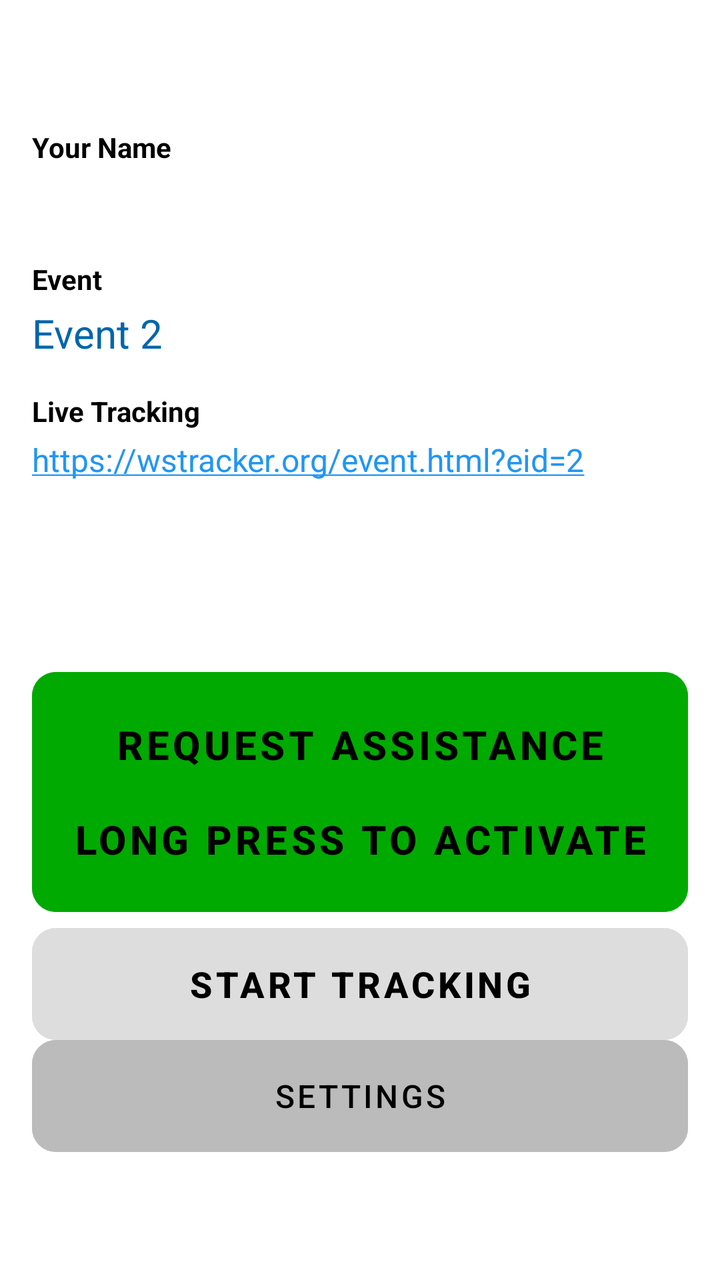
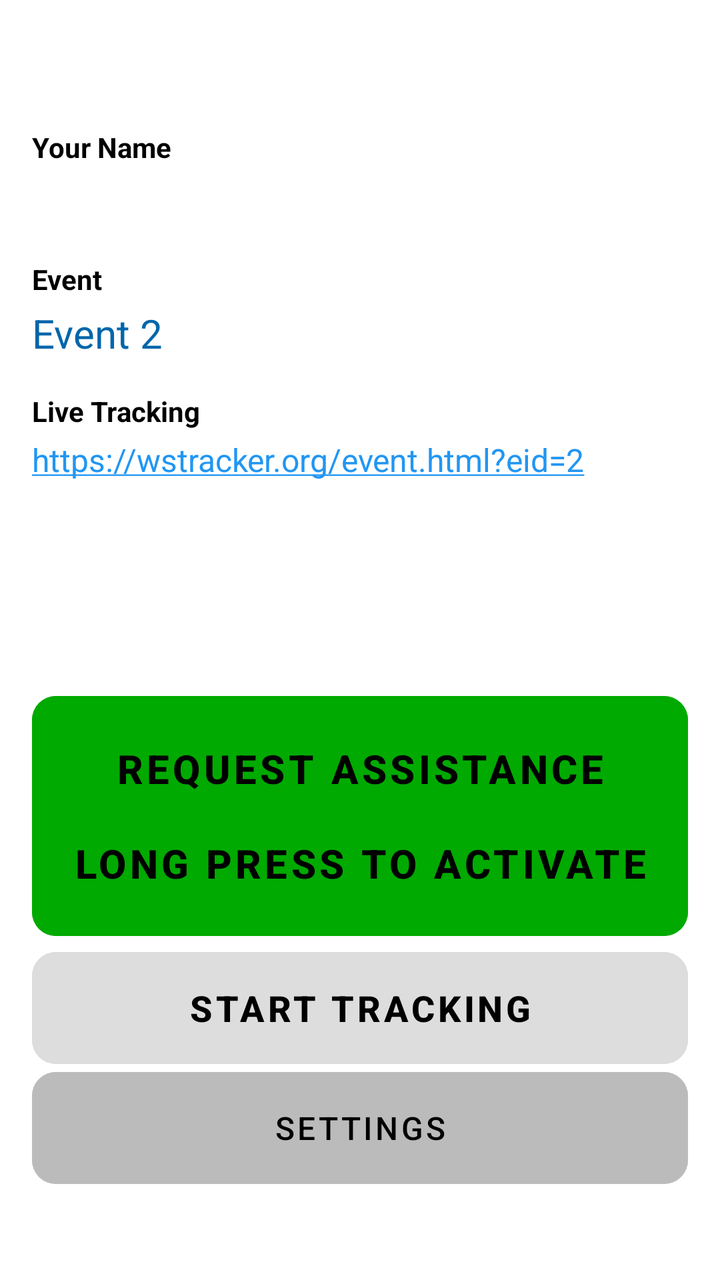

Screens rendered from an Android XML layout before and after an edit, with the pre-edit source and the edit as a unified diff.
<!-- AndroidManifest.xml: application theme Theme.WindsurferTracker -->
<!-- res/layout/activity_main.xml -->
<?xml version="1.0" encoding="utf-8"?>
<androidx.constraintlayout.widget.ConstraintLayout 
    xmlns:android="http://schemas.android.com/apk/res/android"
    xmlns:app="http://schemas.android.com/apk/res-auto"
    xmlns:tools="http://schemas.android.com/tools"
    android:layout_width="match_parent"
    android:layout_height="match_parent"
    android:padding="16dp"
    android:background="#FFFFFF"
    tools:context=".MainActivity">

    <ScrollView
        android:id="@+id/contentScroll"
        android:layout_width="match_parent"
        android:layout_height="0dp"
        android:fillViewport="false"
        app:layout_constraintTop_toTopOf="parent"
        app:layout_constraintBottom_toTopOf="@id/btnAssist">

    <LinearLayout
        android:layout_width="match_parent"
        android:layout_height="wrap_content"
        android:orientation="vertical">

    
    <LinearLayout
        android:id="@+id/configGroup"
        android:layout_width="match_parent"
        android:layout_height="wrap_content"
        android:orientation="vertical">

        
        <Space
            android:layout_width="match_parent"
            android:layout_height="40dp" />

        
        <TextView
            android:id="@+id/tvIdleStatus"
            android:layout_width="wrap_content"
            android:layout_height="wrap_content"
            android:text="IDLE"
            android:textStyle="bold"
            android:textSize="28sp"
            android:textColor="#FF8800"
            android:layout_marginBottom="8dp"
            android:visibility="gone" />

        
        <TextView
            android:layout_width="wrap_content"
            android:layout_height="wrap_content"
            android:text="@string/your_name_label"
            android:textStyle="bold"
            android:textSize="14sp"
            android:textColor="#000000"
            android:layout_marginTop="8dp"
            android:layout_marginBottom="4dp" />

        
        <TextView
            android:id="@+id/tvIdleSailorName"
            android:layout_width="wrap_content"
            android:layout_height="wrap_content"
            android:text=""
            android:textSize="20sp"
            android:textColor="#000000"
            android:layout_marginBottom="8dp" />

        
        <TextView
            android:layout_width="wrap_content"
            android:layout_height="wrap_content"
            android:text="Event"
            android:textStyle="bold"
            android:textSize="14sp"
            android:textColor="#000000"
            android:layout_marginTop="8dp"
            android:layout_marginBottom="4dp" />

        
        <TextView
            android:id="@+id/tvIdleEventName"
            android:layout_width="wrap_content"
            android:layout_height="wrap_content"
            android:text="Event 2"
            android:textSize="20sp"
            android:textColor="#0066AA"
            android:layout_marginBottom="8dp" />

        
        <TextView
            android:layout_width="wrap_content"
            android:layout_height="wrap_content"
            android:text="Live Tracking"
            android:textStyle="bold"
            android:textSize="14sp"
            android:textColor="#000000"
            android:layout_marginTop="8dp"
            android:layout_marginBottom="4dp" />

        
        <TextView
            android:id="@+id/tvLiveTrackingLink"
            android:layout_width="wrap_content"
            android:layout_height="wrap_content"
            android:text="https://wstracker.org/event.html?eid=2"
            android:autoLink="web"
            android:textColor="#2196F3"
            android:textColorLink="#2196F3"
            android:linksClickable="true"
            android:textSize="16sp"
            android:layout_marginBottom="8dp" />

        

    </LinearLayout>

    
    <LinearLayout
        android:id="@+id/statusGroup"
        android:layout_width="match_parent"
        android:layout_height="wrap_content"
        android:orientation="vertical"
        android:visibility="gone"
        android:background="#FFFFFF"
        android:padding="8dp">

        
        <Space
            android:layout_width="match_parent"
            android:layout_height="24dp" />

        
        <TextView
            android:id="@+id/tvEventName"
            android:layout_width="wrap_content"
            android:layout_height="wrap_content"
            android:text="---"
            android:textSize="18sp"
            android:textColor="#0066AA"
            android:textStyle="bold"
            android:layout_marginBottom="8dp" />

        
        <LinearLayout
            android:layout_width="wrap_content"
            android:layout_height="wrap_content"
            android:orientation="horizontal"
            android:layout_marginBottom="8dp">

            <TextView
                android:id="@+id/tvSailorId"
                android:layout_width="wrap_content"
                android:layout_height="wrap_content"
                android:text=""
                android:textSize="14sp"
                android:textColor="#888888"
                android:layout_marginEnd="8dp" />
        </LinearLayout>

        <TextView
            android:layout_width="wrap_content"
            android:layout_height="wrap_content"
            android:text="Position"
            android:textSize="14sp"
            android:textColor="#444444"
            android:textStyle="bold" />

        <TextView
            android:id="@+id/tvPosition"
            android:layout_width="match_parent"
            android:layout_height="wrap_content"
            android:text="---.-----°\n---.-----°"
            android:textSize="18sp"
            android:textColor="#000000"
            android:maxLines="2" />

        <LinearLayout
            android:layout_width="match_parent"
            android:layout_height="wrap_content"
            android:layout_marginTop="16dp"
            android:orientation="horizontal">

            <LinearLayout
                android:layout_width="0dp"
                android:layout_height="wrap_content"
                android:layout_weight="1"
                android:orientation="vertical">

                <TextView
                    android:layout_width="wrap_content"
                    android:layout_height="wrap_content"
                    android:text="Speed (kn)"
                    android:textSize="14sp"
                    android:textColor="#444444"
                    android:textStyle="bold" />

                <TextView
                    android:id="@+id/tvSpeed"
                    android:layout_width="match_parent"
                    android:layout_height="wrap_content"
                    android:text="--"
                    android:textSize="28sp"
                    android:textColor="#000000"
                    android:fontFamily="monospace"
                    android:maxLines="1"
                    android:autoSizeTextType="uniform"
                    android:autoSizeMinTextSize="14sp"
                    android:autoSizeMaxTextSize="28sp"
                    android:autoSizeStepGranularity="1sp" />
            </LinearLayout>

            <LinearLayout
                android:layout_width="0dp"
                android:layout_height="wrap_content"
                android:layout_weight="1"
                android:orientation="vertical">

                <TextView
                    android:layout_width="wrap_content"
                    android:layout_height="wrap_content"
                    android:text="Course"
                    android:textSize="14sp"
                    android:textColor="#444444"
                    android:textStyle="bold" />

                <TextView
                    android:id="@+id/tvHeading"
                    android:layout_width="match_parent"
                    android:layout_height="wrap_content"
                    android:text="---°"
                    android:textSize="28sp"
                    android:textColor="#000000"
                    android:fontFamily="monospace"
                    android:maxLines="1"
                    android:autoSizeTextType="uniform"
                    android:autoSizeMinTextSize="14sp"
                    android:autoSizeMaxTextSize="28sp"
                    android:autoSizeStepGranularity="1sp" />
            </LinearLayout>

            <LinearLayout
                android:layout_width="0dp"
                android:layout_height="wrap_content"
                android:layout_weight="1"
                android:orientation="vertical">

                <TextView
                    android:layout_width="wrap_content"
                    android:layout_height="wrap_content"
                    android:text="Dist (km)"
                    android:textSize="14sp"
                    android:textColor="#444444"
                    android:textStyle="bold" />

                <TextView
                    android:id="@+id/tvDistance"
                    android:layout_width="match_parent"
                    android:layout_height="wrap_content"
                    android:text="--"
                    android:textSize="28sp"
                    android:textColor="#000000"
                    android:fontFamily="monospace"
                    android:maxLines="1"
                    android:autoSizeTextType="uniform"
                    android:autoSizeMinTextSize="14sp"
                    android:autoSizeMaxTextSize="28sp"
                    android:autoSizeStepGranularity="1sp" />
            </LinearLayout>
        </LinearLayout>

        <LinearLayout
            android:layout_width="match_parent"
            android:layout_height="wrap_content"
            android:layout_marginTop="16dp"
            android:orientation="horizontal">

            <LinearLayout
                android:layout_width="0dp"
                android:layout_height="wrap_content"
                android:layout_weight="1"
                android:orientation="vertical">

                <TextView
                    android:layout_width="wrap_content"
                    android:layout_height="wrap_content"
                    android:text="Connection"
                    android:textSize="14sp"
                    android:textColor="#444444"
                    android:textStyle="bold" />

                <TextView
                    android:id="@+id/tvAckRate"
                    android:layout_width="match_parent"
                    android:layout_height="wrap_content"
                    android:text="--%"
                    android:textSize="22sp"
                    android:textColor="#008800"
                    android:maxLines="1"
                    android:autoSizeTextType="uniform"
                    android:autoSizeMinTextSize="12sp"
                    android:autoSizeMaxTextSize="22sp"
                    android:autoSizeStepGranularity="1sp" />
            </LinearLayout>

            <LinearLayout
                android:layout_width="0dp"
                android:layout_height="wrap_content"
                android:layout_weight="1"
                android:orientation="vertical">

                <TextView
                    android:layout_width="wrap_content"
                    android:layout_height="wrap_content"
                    android:text="Last ACK"
                    android:textSize="14sp"
                    android:textColor="#444444"
                    android:textStyle="bold" />

                <TextView
                    android:id="@+id/tvLastAck"
                    android:layout_width="match_parent"
                    android:layout_height="wrap_content"
                    android:text="--"
                    android:textSize="15sp"
                    android:textColor="#000000"
                    android:maxLines="1"
                    android:autoSizeTextType="uniform"
                    android:autoSizeMinTextSize="10sp"
                    android:autoSizeMaxTextSize="15sp"
                    android:autoSizeStepGranularity="1sp" />
            </LinearLayout>

            <LinearLayout
                android:layout_width="0dp"
                android:layout_height="wrap_content"
                android:layout_weight="1"
                android:orientation="vertical">

                <TextView
                    android:layout_width="wrap_content"
                    android:layout_height="wrap_content"
                    android:text="Updated"
                    android:textSize="14sp"
                    android:textColor="#444444"
                    android:textStyle="bold" />

                <TextView
                    android:id="@+id/tvLastUpdate"
                    android:layout_width="match_parent"
                    android:layout_height="wrap_content"
                    android:text="--:--:--"
                    android:textSize="15sp"
                    android:textColor="#000000"
                    android:maxLines="1"
                    android:autoSizeTextType="uniform"
                    android:autoSizeMinTextSize="10sp"
                    android:autoSizeMaxTextSize="15sp"
                    android:autoSizeStepGranularity="1sp" />
            </LinearLayout>
        </LinearLayout>

        
        <TextView
            android:layout_width="wrap_content"
            android:layout_height="wrap_content"
            android:text="Live Tracking"
            android:textStyle="bold"
            android:textSize="14sp"
            android:textColor="#444444"
            android:layout_marginTop="16dp"
            android:layout_marginBottom="4dp" />

        <TextView
            android:id="@+id/tvLiveTrackingLinkActive"
            android:layout_width="wrap_content"
            android:layout_height="wrap_content"
            android:text="https://wstracker.org/event.html?eid=2"
            android:autoLink="web"
            android:textColor="#2196F3"
            android:textColorLink="#2196F3"
            android:linksClickable="true"
            android:textSize="14sp" />

    </LinearLayout>

    </LinearLayout>
    </ScrollView>

    
    <com.google.android.material.button.MaterialButton
        android:id="@+id/btnAssist"
        style="@style/Widget.MaterialComponents.Button.UnelevatedButton"
        android:layout_width="match_parent"
        android:layout_height="120dp"
        android:text="REQUEST ASSISTANCE\n\nLong press to activate"
        android:textSize="20sp"
        android:textStyle="bold"
        android:textColor="#000000"
        android:backgroundTint="#00AA00"
        android:gravity="center"
        android:insetTop="0dp"
        android:insetBottom="0dp"
        android:layout_marginBottom="8dp"
        app:cornerRadius="12dp"
        app:layout_constraintBottom_toTopOf="@id/btnStartStop" />

    
    <com.google.android.material.button.MaterialButton
        android:id="@+id/btnStartStop"
        style="@style/Widget.MaterialComponents.Button.UnelevatedButton"
        android:layout_width="match_parent"
        android:layout_height="wrap_content"
        android:minHeight="56dp"
        android:text="Start Tracking"
        android:textSize="18sp"
        android:textStyle="bold"
        android:textColor="#000000"
        android:backgroundTint="#DDDDDD"
        android:insetTop="0dp"
        android:insetBottom="0dp"
        app:cornerRadius="12dp"
        app:layout_constraintBottom_toTopOf="@id/btnSettings" />

    
    <com.google.android.material.button.MaterialButton
        android:id="@+id/btnSettings"
        style="@style/Widget.MaterialComponents.Button.UnelevatedButton"
        android:layout_width="match_parent"
        android:layout_height="wrap_content"
        android:minHeight="56dp"
        android:layout_marginBottom="48dp"
        android:text="Settings"
        android:textSize="16sp"
        android:textColor="#000000"
        android:backgroundTint="#BBBBBB"
        android:insetTop="0dp"
        android:insetBottom="0dp"
        app:cornerRadius="12dp"
        app:layout_constraintBottom_toBottomOf="parent" />

</androidx.constraintlayout.widget.ConstraintLayout>
<!-- resources referenced by this layout -->
<resources>
  <string name="your_name_label">Your Name</string>
  <style name="Theme.WindsurferTracker" parent="Theme.Material3.DayNight.NoActionBar">
          <item name="colorPrimary">@color/primary</item>
          <item name="colorPrimaryVariant">@color/primary_dark</item>
          <item name="colorOnPrimary">@android:color/white</item>
      </style>
  <color name="primary">#1976D2</color>
  <color name="primary_dark">#1565C0</color>
</resources>

<!-- the commit's change to res/layout/activity_main.xml (unified diff, before → after) -->
@@ -1,10 +1,11 @@
 <?xml version="1.0" encoding="utf-8"?>
-<androidx.constraintlayout.widget.ConstraintLayout 
+<LinearLayout
     xmlns:android="http://schemas.android.com/apk/res/android"
     xmlns:app="http://schemas.android.com/apk/res-auto"
     xmlns:tools="http://schemas.android.com/tools"
     android:layout_width="match_parent"
     android:layout_height="match_parent"
+    android:orientation="vertical"
     android:padding="16dp"
     android:background="#FFFFFF"
     tools:context=".MainActivity">
@@ -13,9 +14,8 @@
         android:id="@+id/contentScroll"
         android:layout_width="match_parent"
         android:layout_height="0dp"
-        android:fillViewport="false"
-        app:layout_constraintTop_toTopOf="parent"
-        app:layout_constraintBottom_toTopOf="@id/btnAssist">
+        android:layout_weight="1"
+        android:fillViewport="false">
 
     <LinearLayout
         android:layout_width="match_parent"
@@ -403,8 +403,7 @@
         android:insetTop="0dp"
         android:insetBottom="0dp"
         android:layout_marginBottom="8dp"
-        app:cornerRadius="12dp"
-        app:layout_constraintBottom_toTopOf="@id/btnStartStop" />
+        app:cornerRadius="12dp" />
 
     
     <com.google.android.material.button.MaterialButton
@@ -420,8 +419,8 @@
         android:backgroundTint="#DDDDDD"
         android:insetTop="0dp"
         android:insetBottom="0dp"
-        app:cornerRadius="12dp"
-        app:layout_constraintBottom_toTopOf="@id/btnSettings" />
+        android:layout_marginBottom="4dp"
+        app:cornerRadius="12dp" />
 
     
     <com.google.android.material.button.MaterialButton
@@ -430,14 +429,13 @@
         android:layout_width="match_parent"
         android:layout_height="wrap_content"
         android:minHeight="56dp"
-        android:layout_marginBottom="48dp"
+        android:layout_marginBottom="32dp"
         android:text="Settings"
         android:textSize="16sp"
         android:textColor="#000000"
         android:backgroundTint="#BBBBBB"
         android:insetTop="0dp"
         android:insetBottom="0dp"
-        app:cornerRadius="12dp"
-        app:layout_constraintBottom_toBottomOf="parent" />
-
-</androidx.constraintlayout.widget.ConstraintLayout>
+        app:cornerRadius="12dp" />
+
+</LinearLayout>
